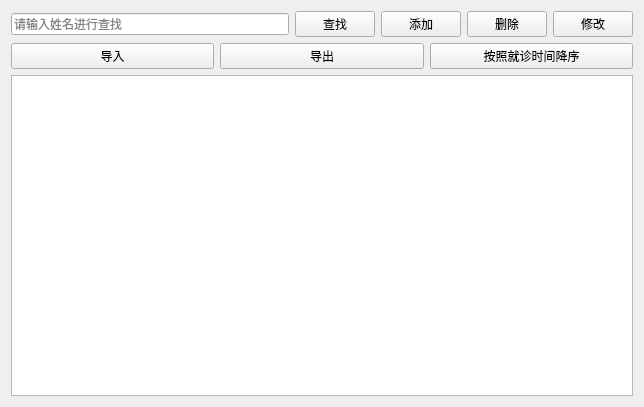
The window that patientview.ui (byan2490357105/lab3) describes before a commit, drawn with Qt 5.
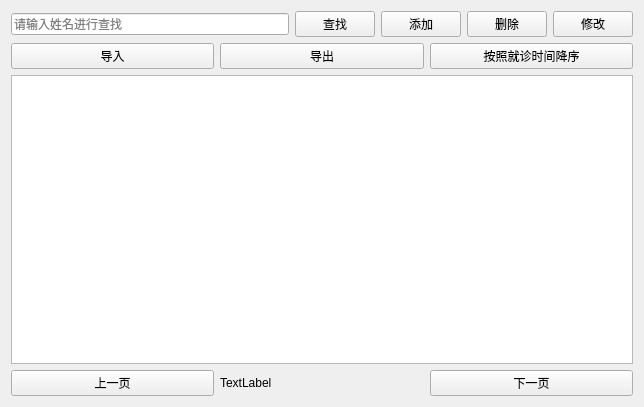
The same window after the commit. Icons and pictures are not drawn.

The edit to the form file:
```diff
--- a/patientview.ui
+++ b/patientview.ui
@@ -97,6 +97,31 @@
    <item>
     <widget class="QTableView" name="tableView"/>
    </item>
+   <item>
+    <layout class="QHBoxLayout" name="horizontalLayout_3">
+     <item>
+      <widget class="QPushButton" name="btLPage">
+       <property name="text">
+        <string>上一页</string>
+       </property>
+      </widget>
+     </item>
+     <item>
+      <widget class="QLabel" name="nowPage">
+       <property name="text">
+        <string>TextLabel</string>
+       </property>
+      </widget>
+     </item>
+     <item>
+      <widget class="QPushButton" name="btNPage">
+       <property name="text">
+        <string>下一页</string>
+       </property>
+      </widget>
+     </item>
+    </layout>
+   </item>
   </layout>
  </widget>
  <resources>
```
